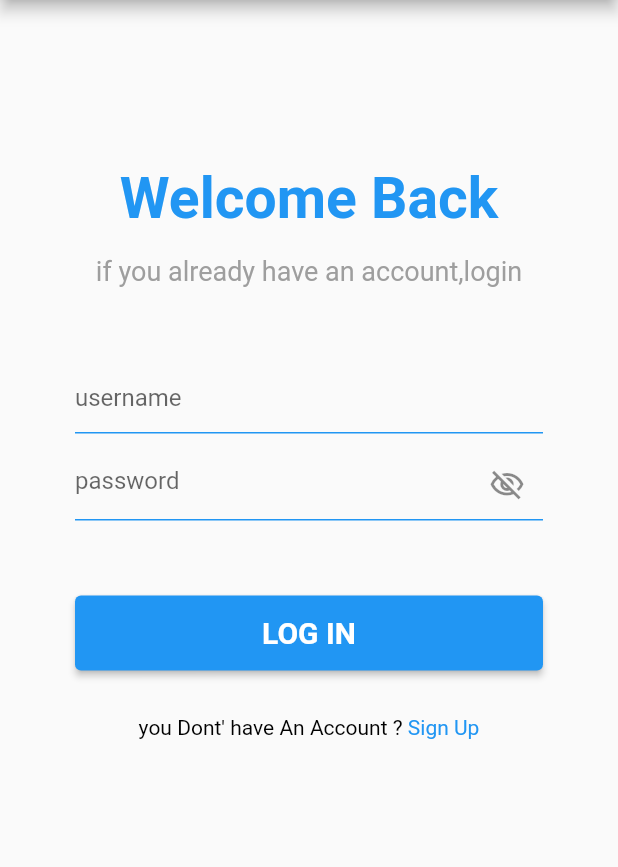
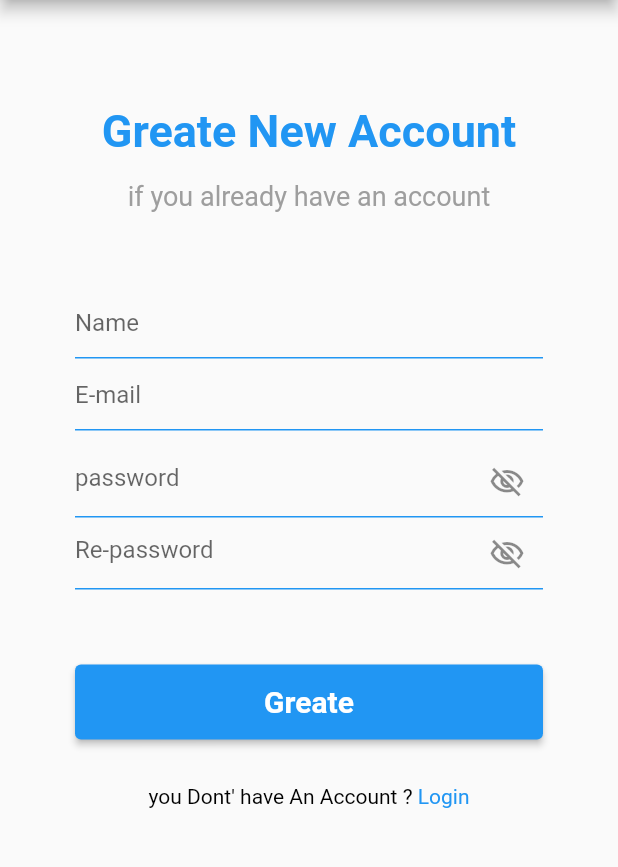
Before and after one commit to AmanyHerez/bmi_app_flutter, a Flutter app: the screen it shows after launch, on a phone screen of 412 x 824 dp, the part 84-951 px from its top. Run offline on Flutter 3.47's test engine with Material 2 defaults, Android fonts, the phone set to English and light mode, and no system bars.

Commit message:
register screen

```diff
--- a/lib/Screen/register_screen.dart
+++ b/lib/Screen/register_screen.dart
@@ -9,7 +9,112 @@ class RegisterScreen extends StatefulWidget {
 class _RegisterScreenState extends State<RegisterScreen> {
   @override
   Widget build(BuildContext context) {
-    return Container();
+    return Scaffold(
+      appBar: AppBar(
+        centerTitle: true,
+        title: const Text(
+          'BMI Analyzer',
+          style: TextStyle(
+            fontWeight: FontWeight.bold,
+            fontSize: 26,
+          ),
+        ),
+      ),
+      body: Padding(
+        padding: const EdgeInsets.symmetric(vertical: 30, horizontal: 50),
+        child: SingleChildScrollView(
+          child: Column(
+            children: [
+              SizedBox(
+                height: 40,
+              ),
+              Text(
+                'Greate New Account',
+                style: TextStyle(
+                  color: Colors.blue,
+                  fontWeight: FontWeight.bold,
+                  fontSize: 30,
+                ),
+              ),
+              const SizedBox(height: 15),
+              const Text(
+                'if you already have an account',
+                style: TextStyle(
+                  color: Colors.grey,
+                  fontSize: 18,
+                ),
+              ),
+              const SizedBox(height: 50),
+              TextField(
+                decoration: InputDecoration(
+                  hintText: 'Name',
+                  enabledBorder: UnderlineInputBorder(
+                    borderSide: BorderSide(color: Colors.blue),
+                  ),
+                ),
+              ),
+              TextField(
+                decoration: InputDecoration(
+                  hintText: 'E-mail',
+                  enabledBorder: UnderlineInputBorder(
+                    borderSide: BorderSide(color: Colors.blue),
+                  ),
+                ),
+              ),
+              const SizedBox(height: 10),
+              TextField(
+                decoration: InputDecoration(
+                  hintText: 'password',
+                  enabledBorder: UnderlineInputBorder(
+                    borderSide: BorderSide(color: Colors.blue),
+                  ),
+                  suffixIcon: Icon(Icons.visibility_off_outlined),
+                ),
+              ),
+              TextField(
+                decoration: InputDecoration(
+                  hintText: 'Re-password',
+                  enabledBorder: UnderlineInputBorder(
+                    borderSide: BorderSide(color: Colors.blue),
+                  ),
+                  suffixIcon: Icon(Icons.visibility_off_outlined),
+                ),
+              ),
+              SizedBox(height: 50),
+              ElevatedButton(
+                onPressed: () {},
+                child: Text(
+                  'Greate',
+                  style: TextStyle(
+                    fontWeight: FontWeight.bold,
+                    fontSize: 20,
+                  ),
+                ),
+                style: ElevatedButton.styleFrom(
+                  minimumSize: Size(double.infinity, 50),
+                ),
+              ),
+              SizedBox(height: 30),
+              RichText(
+                text: TextSpan(
+                  text: 'you Dont\' have An Account ?',
+                  style: TextStyle(color: Colors.black),
+                  children: [
+                    TextSpan(text: ' '),
+                    TextSpan(
+                      text: 'Login',
+                      style: TextStyle(
+                        color: Colors.blue,
+                      ),
+                    ),
+                  ],
+                ),
+              ),
+            ],
+          ),
+        ),
+      ),
+    );
 
   }
 }
--- a/lib/main.dart
+++ b/lib/main.dart
@@ -3,6 +3,7 @@ import 'package:flutter/material.dart';
 import 'Screen/home_screen.dart';
 import 'Screen/launch_screen.dart';
 import 'Screen/login_screen.dart';
+import 'Screen/register_screen.dart';
 
 void main() {
   runApp(const MyApp());
@@ -15,11 +16,12 @@ class MyApp extends StatelessWidget {
   Widget build(BuildContext context) {
     return MaterialApp(
         debugShowCheckedModeBanner: false,
-        initialRoute: '/login_screen',
+        initialRoute: '/register_screen',
         routes: {
           '/launch_screen': (context) => LaunchScreen(),
           '/login_screen': (context) => LoginScreen(),
           '/home_screen':(context)=>HomeScreen(),
+          '/register_screen':(context)=>RegisterScreen(),
         });
   }
 }
```
